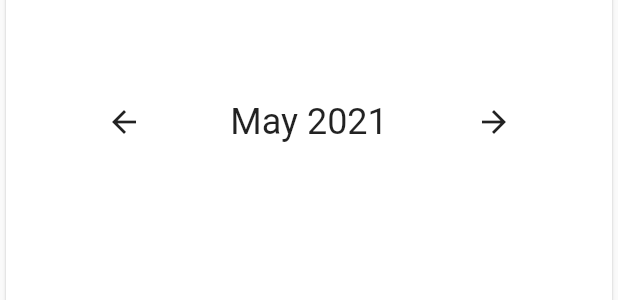
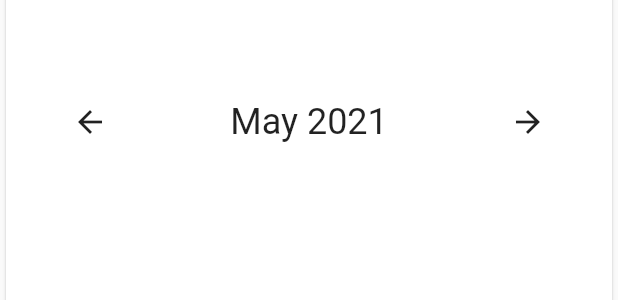
Before and after one commit to strathdeek/moody, a Flutter app: the StatsMoodMonthly widget shown alone on an empty page, opened directly, on a phone screen of 412 x 824 dp. Shown: the part 328-628 px from the top of the screen. Run offline on Flutter 3.47's test engine with Material 2 defaults, Android fonts, the phone set to English and light mode, and no system bars; our stand-ins replace bloc, equatable, fl_chart, flutter_bloc, flutter_local_notifications, hive and 2 more; accounts and stored records are empty; generated files the repository leaves out were written again.

Commit message:
pullrequest fixes

```diff
--- a/lib/data/extensions.dart
+++ b/lib/data/extensions.dart
@@ -4,6 +4,9 @@ import 'constants/enums/mood_type.dart';
 
 extension DoubleExtension on double {
   double roundToDigits(int digits) {
+    if (isInfinite || isNaN || digits.isInfinite || digits.isNaN) {
+      return double.nan;
+    }
     return (this * math.pow(10, digits)).round() / math.pow(10, digits);
   }
 
--- a/lib/views/widgets/stats_mood_monthly.dart
+++ b/lib/views/widgets/stats_mood_monthly.dart
@@ -77,8 +77,10 @@ class _StatsMoodMonthlyState extends State<StatsMoodMonthly> {
                             ),
                           ),
                   ),
-                  Row(
-                    mainAxisAlignment: MainAxisAlignment.spaceEvenly,
+                  Padding(
+                    padding: const EdgeInsets.symmetric(horizontal: 24.0),
+                    child: Row(
+                      mainAxisAlignment: MainAxisAlignment.spaceBetween,
                       children: [
                         IconButton(
                           icon: Icon(
@@ -92,14 +94,16 @@ class _StatsMoodMonthlyState extends State<StatsMoodMonthly> {
                           },
                         ),
                         Text(
-                        DateFormat.yMMMM(S.of(context).localeKey).format(_date),
+                          DateFormat.yMMMM(S.of(context).localeKey)
+                              .format(_date),
                           style: Theme.of(context).textTheme.headline5,
                           textAlign: TextAlign.center,
                         ),
                         IconButton(
                           icon: Icon(
                             Icons.arrow_forward,
-                          color: Theme.of(context).textTheme.headline5?.color ??
+                            color:
+                                Theme.of(context).textTheme.headline5?.color ??
                                     Colors.black,
                           ),
                           onPressed: () {
@@ -109,6 +113,7 @@ class _StatsMoodMonthlyState extends State<StatsMoodMonthly> {
                           },
                         ),
                       ],
+                    ),
                   ),
                 ],
               );
```
Also changed, not shown: lib/views/screens/entry_list_page.dart (+5 -14 lines), lib/generated/intl/messages_de.dart, lib/generated/intl/messages_en.dart. Lines whose indentation alone changed are shown as unchanged.
